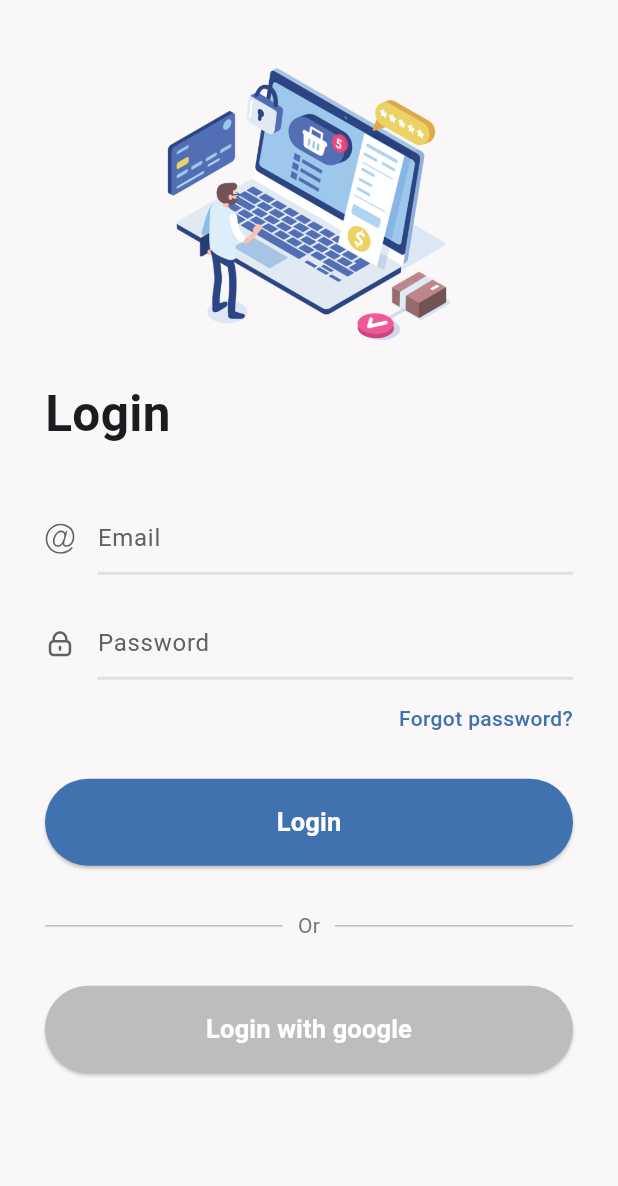
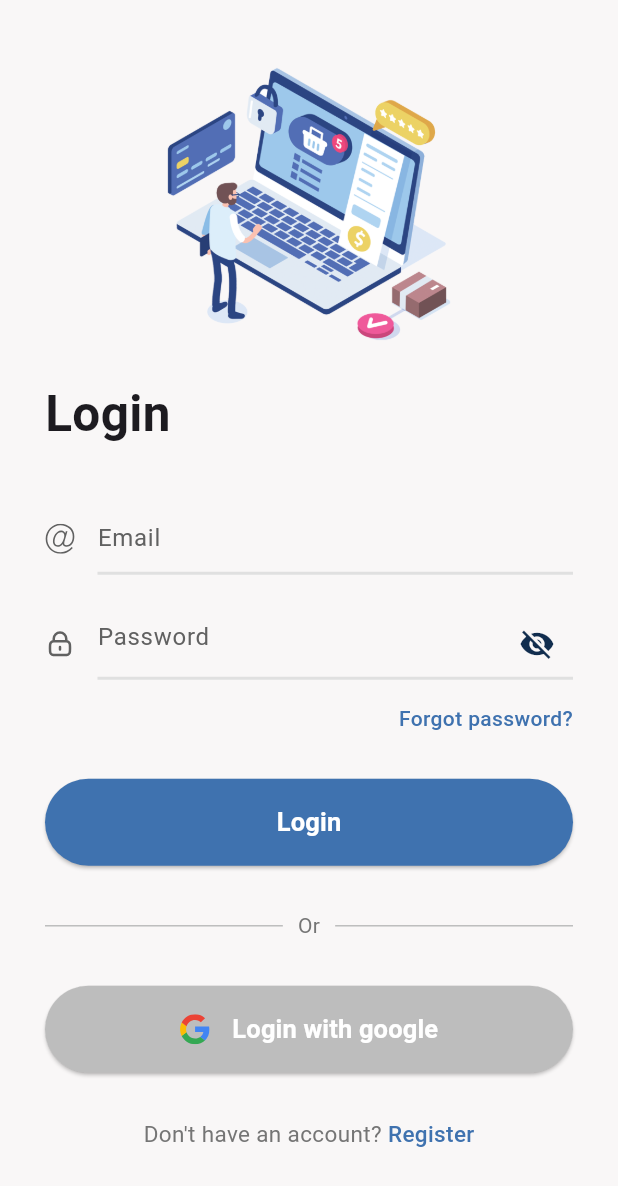
Before and after one commit to Yoriichi-Dang/ecommerce_flutter_app, a Flutter app: the screen it shows after launch, after a tap on "Next", on a phone screen of 412 x 824 dp. Shown: the top 1186 px of the screen. Run offline on Flutter 3.47's test engine with Material 3 defaults, Android fonts, the phone set to English and light mode, and no system bars; our stand-ins replace flutter_svg.

Commit message:
update auth

```diff
--- a/lib/src/auth/presentation/pages/login.dart
+++ b/lib/src/auth/presentation/pages/login.dart
@@ -1,46 +1,20 @@
 import 'package:ecommerce_app/configs/themes/app_colors.dart';
+import 'package:ecommerce_app/core/animation/page_transition.dart';
+import 'package:ecommerce_app/src/auth/presentation/pages/register.dart';
 import 'package:ecommerce_app/src/auth/presentation/widgets/button.dart';
 import 'package:ecommerce_app/src/auth/presentation/widgets/input_form.dart';
+import 'package:ecommerce_app/src/auth/presentation/widgets/layout/auth_layout.dart';
 import 'package:flutter/material.dart';
-import 'package:flutter_svg/svg.dart';
 
 class LoginPage extends StatelessWidget {
   const LoginPage({super.key});
 
   @override
   Widget build(BuildContext context) {
-    return Scaffold(
-      backgroundColor: AppColors.secondary_100,
-      body: SafeArea(
-        child: SingleChildScrollView(
-          child: Padding(
-            padding: const EdgeInsets.all(30),
+    return AuthLayout(
+      title: 'Login',
       child: Column(
         children: [
-                Container(
-                  padding: const EdgeInsets.all(10.0),
-                  child: Center(
-                    child: Image.asset(
-                      'assets/images/ecommerce_icon.png',
-                      width: 200,
-                    ),
-                  ),
-                ),
-                Container(
-                  width: double.infinity,
-                  child: const Text(
-                    'Login',
-                    style: TextStyle(
-                      fontSize: 33,
-                      fontWeight: FontWeight.bold,
-                      fontFamily: 'Roboto',
-                    ),
-                  ),
-                ),
-                const SizedBox(
-                  height: 30,
-                ),
-                // Thêm nội dung khác của trang đăng nhập bên dưới
           InputForm(
             pathIcon: "assets/icons/email_icon.svg",
             hintText: "Email",
@@ -51,6 +25,7 @@ class LoginPage extends StatelessWidget {
           InputForm(
             pathIcon: "assets/icons/lock_icon.svg",
             hintText: "Password",
+            isPassword: true,
           ),
           const SizedBox(
             height: 10,
@@ -106,15 +81,39 @@ class LoginPage extends StatelessWidget {
             height: 20,
           ),
           Button(
+            pathIcon: 'assets/icons/google_icon.svg',
             backgroundColor: Colors.grey.shade400,
             title: 'Login with google',
             onPress: () {},
             width: double.infinity,
-                )
+          ),
+          const SizedBox(
+            height: 30,
+          ),
+          Row(
+            mainAxisAlignment: MainAxisAlignment.center,
+            children: [
+              Text(
+                'Don\'t have an account?\t',
+                style: TextStyle(color: Colors.grey.shade600, fontSize: 15),
+              ),
+              InkWell(
+                onTap: () {
+                  Navigator.push(context,
+                      PageTransition.changeRoute(const RegisterPage()));
+                },
+                child: const Text(
+                  'Register',
+                  style: TextStyle(
+                      fontSize: 15,
+                      fontWeight: FontWeight.w500,
+                      fontFamily: 'Roboto',
+                      color: AppColors.secondary_300),
+                ),
+              ),
             ],
           ),
-          ),
-        ),
+        ],
       ),
     );
   }
--- a/lib/src/auth/presentation/widgets/button.dart
+++ b/lib/src/auth/presentation/widgets/button.dart
@@ -1,5 +1,6 @@
 import 'package:ecommerce_app/configs/themes/app_colors.dart';
 import 'package:flutter/material.dart';
+import 'package:flutter_svg/svg.dart';
 
 class Button extends StatelessWidget {
   final double width;
@@ -8,7 +9,7 @@ class Button extends StatelessWidget {
   final Color backgroundColor;
   final VoidCallback onPress;
   final double fontSize;
-  final Icon? icon;
+  final String? pathIcon;
   const Button(
       {super.key,
       required this.title,
@@ -17,7 +18,7 @@ class Button extends StatelessWidget {
       required this.onPress,
       this.fontSize = 17,
       this.width = 300,
-      this.icon});
+      this.pathIcon});
 
   @override
   Widget build(BuildContext context) {
@@ -32,7 +33,26 @@ class Button extends StatelessWidget {
           ),
         ),
         onPressed: onPress,
-        child: Text(
+        child: pathIcon == null
+            ? Text(
+                title,
+                style: TextStyle(
+                  fontSize: fontSize,
+                  fontWeight: FontWeight.bold,
+                  fontFamily: 'Roboto',
+                ),
+              )
+            : Row(
+                mainAxisAlignment: MainAxisAlignment.center,
+                children: [
+                  SvgPicture.asset(
+                    pathIcon!,
+                    width: 20,
+                  ),
+                  const SizedBox(
+                    width: 15,
+                  ),
+                  Text(
                     title,
                     style: TextStyle(
                       fontSize: fontSize,
@@ -40,6 +60,8 @@ class Button extends StatelessWidget {
                       fontFamily: 'Roboto',
                     ),
                   ),
+                ],
+              ),
       ),
     );
   }
--- a/lib/src/auth/presentation/widgets/input_form.dart
+++ b/lib/src/auth/presentation/widgets/input_form.dart
@@ -2,11 +2,23 @@ import 'package:ecommerce_app/configs/themes/app_colors.dart';
 import 'package:flutter/material.dart';
 import 'package:flutter_svg/flutter_svg.dart';
 
-class InputForm extends StatelessWidget {
+class InputForm extends StatefulWidget {
   final String pathIcon;
   final String hintText;
-  const InputForm({super.key, required this.pathIcon, required this.hintText});
+  final bool isPassword;
 
+  const InputForm(
+      {super.key,
+      required this.pathIcon,
+      required this.hintText,
+      this.isPassword = false});
+
+  @override
+  State<InputForm> createState() => _InputFormState();
+}
+
+class _InputFormState extends State<InputForm> {
+  bool showPassword = false;
   @override
   Widget build(BuildContext context) {
     return Container(
@@ -14,13 +26,15 @@ class InputForm extends StatelessWidget {
       child: Row(
         crossAxisAlignment: CrossAxisAlignment.center,
         children: [
-          SvgPicture.asset(pathIcon, width: 20, color: Colors.grey.shade700),
+          SvgPicture.asset(widget.pathIcon,
+              width: 20, color: Colors.grey.shade700),
           const SizedBox(width: 15),
           Expanded(
             child: TextFormField(
               cursorColor: AppColors.secondary_400,
+              obscureText: widget.isPassword & !showPassword,
               decoration: InputDecoration(
-                hintText: hintText,
+                hintText: widget.hintText,
                 hintStyle: TextStyle(color: Colors.grey.shade700),
                 border: UnderlineInputBorder(),
                 enabledBorder: UnderlineInputBorder(
@@ -29,12 +43,27 @@ class InputForm extends StatelessWidget {
                     color: Colors.grey.shade300,
                   ),
                 ),
-                focusedBorder: UnderlineInputBorder(
+                focusedBorder: const UnderlineInputBorder(
                   borderSide: BorderSide(
                     width: 2,
                     color: AppColors.secondary_400,
                   ),
                 ),
+                suffixIcon: widget.isPassword
+                    ? IconButton(
+                        onPressed: () {
+                          setState(() {
+                            showPassword = !showPassword;
+                          });
+                        },
+                        icon: Icon(
+                          showPassword
+                              ? Icons.visibility
+                              : Icons.visibility_off,
+                          color: AppColors.secondary_400,
+                        ),
+                      )
+                    : null,
               ),
             ),
           ),
--- /dev/null
+++ b/lib/src/auth/presentation/widgets/layout/auth_layout.dart
@@ -0,0 +1,50 @@
+import 'package:ecommerce_app/configs/themes/app_colors.dart';
+import 'package:flutter/material.dart';
+
+class AuthLayout extends StatelessWidget {
+  final Widget child;
+  final String title;
+  const AuthLayout({super.key, required this.child, required this.title});
+
+  @override
+  Widget build(BuildContext context) {
+    return Scaffold(
+      backgroundColor: AppColors.secondary_100,
+      body: SafeArea(
+        child: SingleChildScrollView(
+          child: Padding(
+            padding: const EdgeInsets.all(30),
+            child: Column(
+              children: [
+                Container(
+                  padding: const EdgeInsets.all(10.0),
+                  child: Center(
+                    child: Image.asset(
+                      'assets/images/ecommerce_icon.png',
+                      width: 200,
+                    ),
+                  ),
+                ),
+                Container(
+                  width: double.infinity,
+                  child: Text(
+                    title,
+                    style: const TextStyle(
+                      fontSize: 33,
+                      fontWeight: FontWeight.bold,
+                      fontFamily: 'Roboto',
+                    ),
+                  ),
+                ),
+                const SizedBox(
+                  height: 30,
+                ),
+                child
+              ],
+            ),
+          ),
+        ),
+      ),
+    );
+  }
+}
--- a/pubspec.yaml
+++ b/pubspec.yaml
@@ -35,6 +35,10 @@ dependencies:
   # Use with the CupertinoIcons class for iOS style icons.
   cupertino_icons: ^1.0.8
   flutter_svg: ^2.0.10+1
+  shared_preferences: ^2.3.2
+  equatable: ^2.0.5
+  get_it: ^8.0.1
+  flutter_bloc: ^8.1.6
 dev_dependencies:
   flutter_test:
     sdk: flutter
@@ -63,6 +67,8 @@ flutter:
     - assets/images/logo.png
     - assets/icons/email_icon.svg
     - assets/icons/lock_icon.svg
+    - assets/icons/google_icon.svg
+    - assets/icons/user_icon.svg
 
   # An image asset can refer to one or more resolution-specific "variants", see
   # https://flutter.dev/to/resolution-aware-images
```
Also changed, not shown: lib/src/auth/presentation/pages/register.dart (+60 -1 lines), assets/icons/google_icon.svg (added), assets/icons/user_icon.svg (added), pubspec.lock, 1 other file. Lines whose indentation alone changed are shown as unchanged.
